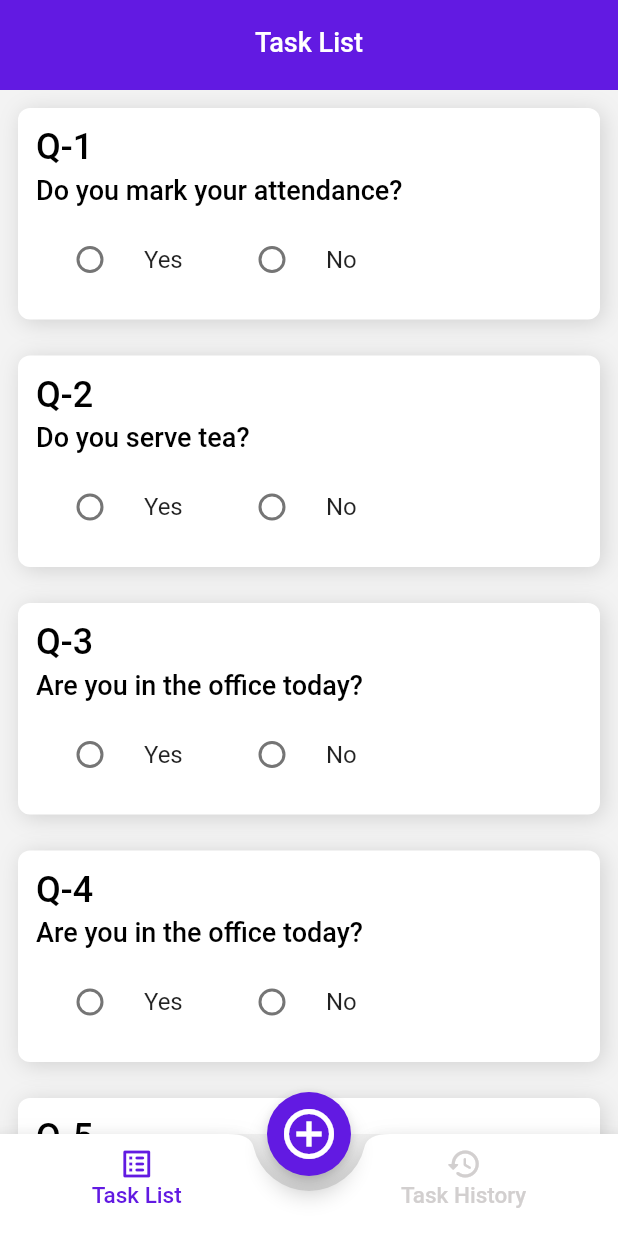
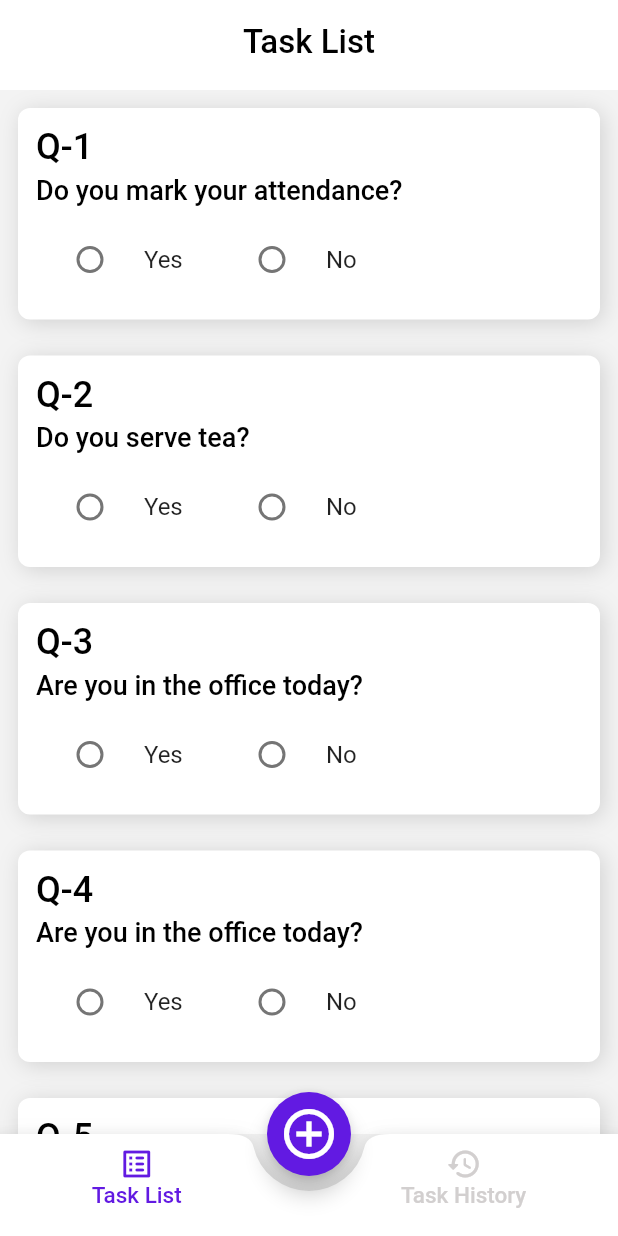
Before and after one commit to bijumondal18/task_management_app_flutter, a Flutter app: the screen it shows after launch, on a phone screen of 412 x 824 dp. Run offline on Flutter 3.47's test engine with Material 2 defaults, Android fonts, the phone set to English and light mode, and no system bars; our stand-ins replace bloc, equatable, flutter_bloc, hive, hive_flutter; accounts and stored records are empty.

Commit message:
theme management and dynamic file structure creation

```diff
--- a/lib/bottom_navigation_bar.dart
+++ b/lib/bottom_navigation_bar.dart
@@ -1,8 +1,6 @@
 import 'package:flutter/material.dart';
 import 'package:flutter_todo_app/common/common.dart';
-import 'package:flutter_todo_app/features/create_task/ui/create_task_screen.dart';
-import 'package:flutter_todo_app/features/task_history/ui/task_history_screen.dart';
-import 'package:flutter_todo_app/features/task_list/ui/task_list_screen.dart';
+import 'features/screens.dart';
 
 class CustomBottomNavigationBar extends StatefulWidget {
   const CustomBottomNavigationBar({Key? key}) : super(key: key);
--- a/lib/common/common.dart
+++ b/lib/common/common.dart
@@ -1,58 +1,5 @@
-import 'package:flutter/material.dart';
-
-class AppUrl {
-  //static const String baseURL = "https://countries.trevorblades.com/graphql";
-}
-
-class AppSizes {
-  static const double appBarHeight = 60.0;
-
-  static const double cardCornerRadius = 8.0;
-
-  static const double padding24 = 24.0;
-  static const double padding16 = 16.0;
-  static const double padding12 = 12.0;
-  static const double padding8 = 8.0;
-  static const double padding4 = 4.0;
-
-  static const double elevation0 = 0.0;
-
-  static const double headline1 = 34.0;
-  static const double headline2 = 28.0;
-  static const double headline3 = 26.0;
-  static const double headline4 = 24.0;
-  static const double headline5 = 22.0;
-  static const double headline6 = 18.0;
-  static const double bodyText1 = 16.0;
-  static const double bodyText2 = 14.0;
-  static const double caption = 12.0;
-  static const double button = 15.0;
-
-  static const double font24 = 24.0;
-  static const double font22 = 22.0;
-  static const double font20 = 20.0;
-  static const double font18 = 18.0;
-  static const double font16 = 16.0;
-  static const double font14 = 14.0;
-  static const double font13 = 13.0;
-  static const double font12 = 12.0;
-  static const double font11 = 11.0;
-  static const double font10 = 10.0;
-}
-
-class AppColors {
-  static const white = Color(0xFFFFFFFF);
-  static const scaffold = Color(0xFFF3F3F3);
-  static const black = Color(0xFF000000);
-  static const darkGrey = Color(0xFF4E4D4D);
-  static const lightGrey = Color(0xFFD2CFCF);
-  static const transparent = Color(0xFFE3E3E3);
-  static const primary = Color(0xFF621AE2);
-}
-
-class AppStrings {
-  String error = "Error";
-  String success = "Success";
-  String networkError = "No internet connection.";
-  String serverError = "Server not responding! Please try later.";
-}
+export 'dimens.dart';
+export 'palette.dart';
+export 'strings.dart';
+export 'theme.dart';
+export '../utils/app_utils.dart';
--- /dev/null
+++ b/lib/common/dimens.dart
@@ -0,0 +1,35 @@
+class AppSizes {
+  static const double appBarHeight = 60.0;
+
+  static const double cardCornerRadius = 8.0;
+
+  static const double padding24 = 24.0;
+  static const double padding16 = 16.0;
+  static const double padding12 = 12.0;
+  static const double padding8 = 8.0;
+  static const double padding4 = 4.0;
+
+  static const double elevation0 = 0.0;
+
+  static const double headline1 = 34.0;
+  static const double headline2 = 28.0;
+  static const double headline3 = 26.0;
+  static const double headline4 = 24.0;
+  static const double headline5 = 22.0;
+  static const double headline6 = 18.0;
+  static const double bodyText1 = 16.0;
+  static const double bodyText2 = 14.0;
+  static const double caption = 12.0;
+  static const double button = 15.0;
+
+  static const double font24 = 24.0;
+  static const double font22 = 22.0;
+  static const double font20 = 20.0;
+  static const double font18 = 18.0;
+  static const double font16 = 16.0;
+  static const double font14 = 14.0;
+  static const double font13 = 13.0;
+  static const double font12 = 12.0;
+  static const double font11 = 11.0;
+  static const double font10 = 10.0;
+}
--- /dev/null
+++ b/lib/common/palette.dart
@@ -0,0 +1,11 @@
+import 'dart:ui';
+
+class AppColors {
+  static const white = Color(0xFFFFFFFF);
+  static const scaffold = Color(0xFFF3F3F3);
+  static const black = Color(0xFF000000);
+  static const darkGrey = Color(0xFF4E4D4D);
+  static const lightGrey = Color(0xFFD2CFCF);
+  static const transparent = Color(0xFFE3E3E3);
+  static const primary = Color(0xFF621AE2);
+}
--- a/lib/common/theme.dart
+++ b/lib/common/theme.dart
@@ -1,5 +1,7 @@
 import 'package:flutter/material.dart';
-import 'package:flutter_todo_app/common/common.dart';
+import 'package:flutter_todo_app/common/palette.dart';
+
+import 'dimens.dart';
 
 class AppTheme {
   static ThemeData get lightTheme {
@@ -7,6 +9,11 @@ class AppTheme {
         dividerColor: AppColors.lightGrey,
         brightness: Brightness.light,
         backgroundColor: AppColors.white,
+        appBarTheme: const AppBarTheme(
+            backgroundColor: AppColors.white,
+            elevation: AppSizes.elevation0,
+            centerTitle: true,
+            foregroundColor: AppColors.black),
         scaffoldBackgroundColor: AppColors.scaffold,
         visualDensity: VisualDensity.adaptivePlatformDensity,
         textTheme: const TextTheme(
--- a/lib/features/create_task/ui/create_task_screen.dart
+++ b/lib/features/create_task/ui/create_task_screen.dart
@@ -1,7 +1,6 @@
 import 'package:flutter/material.dart';
-import 'package:flutter_todo_app/common/widgets/custom_app_bar.dart';
-
-import '../../../common/common.dart';
+import 'package:flutter_todo_app/common/common.dart';
+import '../../../widgets/widgets.dart';
 
 class CreateTaskScreen extends StatefulWidget {
   const CreateTaskScreen({Key? key}) : super(key: key);
--- /dev/null
+++ b/lib/features/screens.dart
@@ -0,0 +1,3 @@
+export 'task_list/ui/task_list_screen.dart';
+export 'create_task/ui/create_task_screen.dart';
+export 'task_history/ui/task_history_screen.dart';
--- a/lib/features/task_history/ui/task_history_screen.dart
+++ b/lib/features/task_history/ui/task_history_screen.dart
@@ -1,5 +1,5 @@
 import 'package:flutter/material.dart';
-import 'package:flutter_todo_app/common/widgets/custom_app_bar.dart';
+import '../../../widgets/widgets.dart';
 
 class TaskHistoryScreen extends StatefulWidget {
   const TaskHistoryScreen({Key? key}) : super(key: key);
@@ -12,7 +12,7 @@ class _TaskHistoryScreenState extends State<TaskHistoryScreen> {
   @override
   Widget build(BuildContext context) {
     return const Scaffold(
-      appBar:  CustomAppBar(title: 'Task History'),
+      appBar: CustomAppBar(title: 'Task History'),
     );
   }
 }
--- a/lib/features/task_list/ui/task_list_screen.dart
+++ b/lib/features/task_list/ui/task_list_screen.dart
@@ -1,11 +1,9 @@
 import 'package:flutter/material.dart';
 import 'package:flutter_bloc/flutter_bloc.dart';
-import 'package:flutter_todo_app/common/common.dart';
-import 'package:flutter_todo_app/common/theme.dart';
-import 'package:flutter_todo_app/common/widgets/custom_app_bar.dart';
-
+import '../../../widgets/widgets.dart';
 import '../bloc/task_list_bloc.dart';
 import '../data/questions.dart';
+import 'package:flutter_todo_app/common/common.dart';
 
 class TaskListScreen extends StatefulWidget {
   final Questions? questions;
--- a/lib/main.dart
+++ b/lib/main.dart
@@ -2,14 +2,14 @@ import 'package:flutter/material.dart';
 import 'package:flutter/services.dart';
 import 'package:flutter_bloc/flutter_bloc.dart';
 import 'package:flutter_todo_app/bottom_navigation_bar.dart';
-import 'package:flutter_todo_app/common/theme.dart';
+import 'package:flutter_todo_app/common/common.dart';
 import 'package:flutter_todo_app/database/question_database.dart';
 import 'package:flutter_todo_app/features/task_list/bloc/task_list_bloc.dart';
 import 'package:flutter_todo_app/features/task_list/data/questions.dart';
 import 'package:hive_flutter/hive_flutter.dart';
 import 'package:hive/hive.dart';
 
-import 'common/common.dart';
+import 'common/strings.dart';
 
 String _boxName = "Questions";
 
@@ -39,6 +39,7 @@ class MyApp extends StatelessWidget {
       debugShowCheckedModeBanner: false,
       title: 'Flutter Task Management App',
       theme: AppTheme.lightTheme,
+      themeMode: ThemeMode.light,
       home: const CustomBottomNavigationBar(),
     );
   }
--- a/lib/common/widgets/custom_app_bar.dart
+++ b/lib/widgets/custom_app_bar.dart
@@ -12,10 +12,7 @@ class CustomAppBar extends StatelessWidget implements PreferredSizeWidget {
   @override
   Widget build(BuildContext context) {
     return AppBar(
-      backgroundColor: AppColors.primary,
-      elevation: AppSizes.elevation0,
-      title: Text(title),
-      centerTitle: true,
+      title: Text(title, style: AppTheme.lightTheme.textTheme.headline5,),
     );
   }
 }
--- /dev/null
+++ b/lib/widgets/widgets.dart
@@ -0,0 +1 @@
+export 'custom_app_bar.dart';
```
Also changed, not shown: lib/common/strings.dart (added, +7 -0 lines), lib/utils/app_utils.dart (renamed from lib/common/app_utils.dart).
